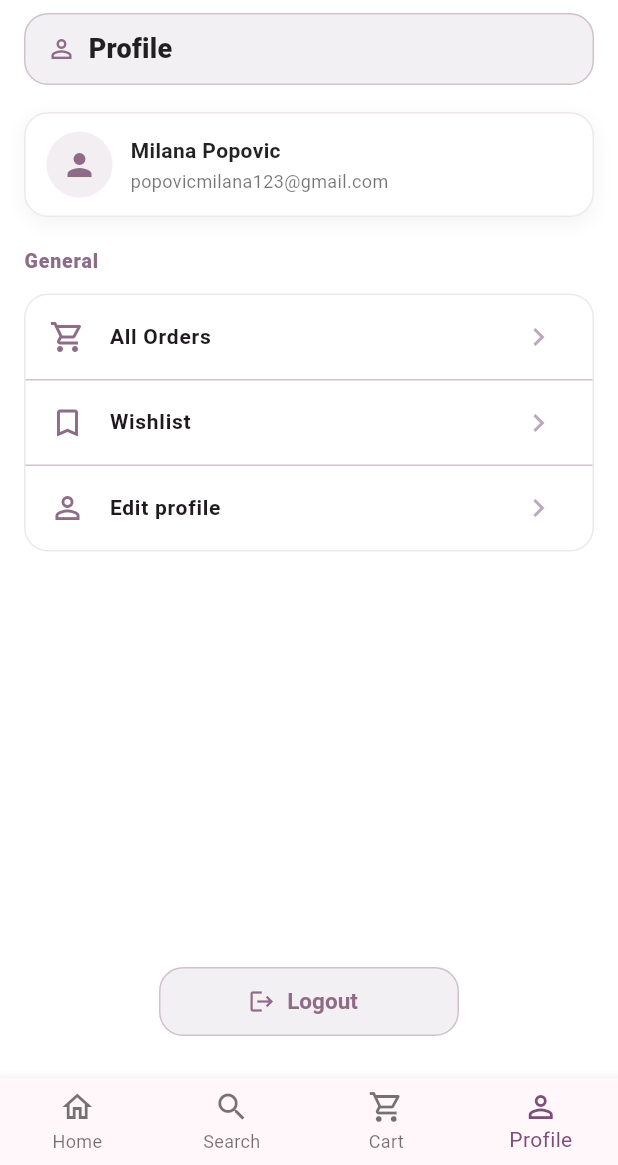
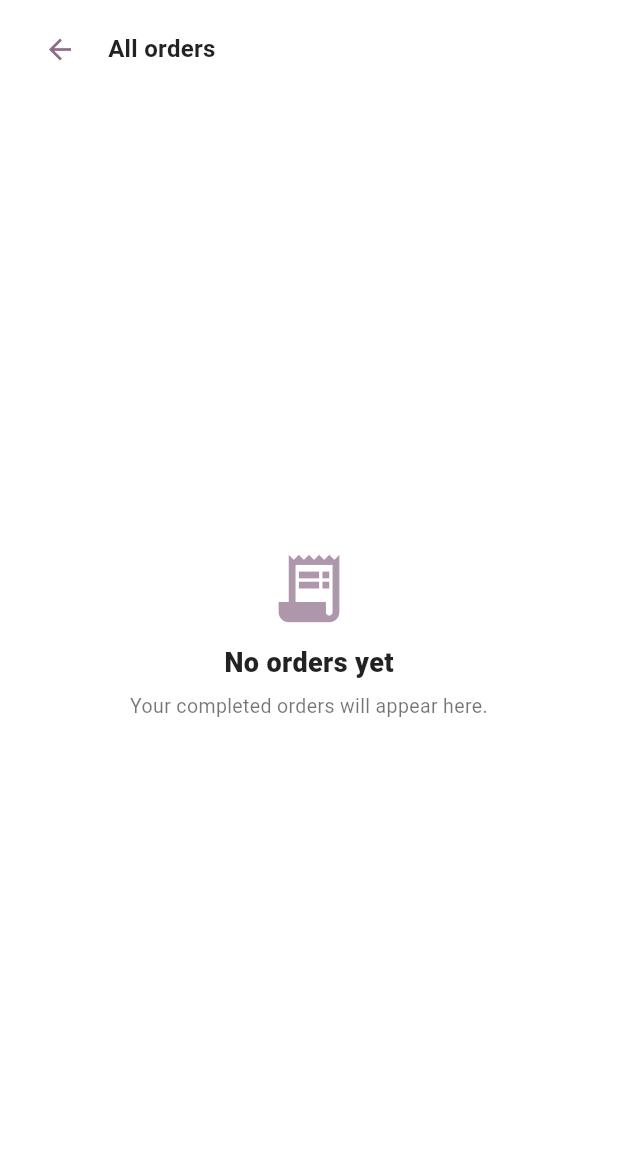
Before and after one commit to milanapopovic/MIT_projekat, a Flutter app: the screen it shows after launch, item 4 of the bottom bar chosen, after a tap on "All Orders", on a phone screen of 412 x 824 dp, the part 71-1236 px from its top. Run offline on Flutter 3.47's test engine with Material 3 defaults, Android fonts, the phone set to English and light mode, and no system bars; network calls fail.

Commit message:
Profile - Wishlist, Edit profile, Orders screen

```diff
--- /dev/null
+++ b/lib/screens/profile/orders_screen.dart
@@ -0,0 +1,134 @@
+import 'package:fashion_app1/constants/app_colors.dart';
+import 'package:fashion_app1/widgets/brand_app_bar_title.dart';
+import 'package:fashion_app1/widgets/page_header_widget.dart';
+import 'package:flutter/material.dart';
+
+class OrdersScreen extends StatelessWidget {
+  const OrdersScreen({super.key});
+
+  @override
+  Widget build(BuildContext context) {
+
+    final orders = <_OrderItem>[];
+
+    return Scaffold(
+      appBar: AppBar(
+        automaticallyImplyLeading: false,
+        elevation: 0,
+        title: const BrandAppBarTitle(title: 'Fashion Store'),
+      ),
+
+      body: Column(
+        crossAxisAlignment: CrossAxisAlignment.stretch,
+        children: [
+          const PageHeader(title: 'All orders'),
+
+          Expanded(
+            child: Padding(
+              padding: const EdgeInsets.all(16),
+              child: orders.isEmpty
+                  ? Center(
+                      child: Column(
+                        mainAxisSize: MainAxisSize.min,
+                        children: [
+                          Icon(
+                            Icons.receipt_long,
+                            size: 54,
+                            color: AppColors.brand.withAlpha(180),
+                          ),
+                          const SizedBox(height: 10),
+                          const Text(
+                            'No orders yet',
+                            style: TextStyle(
+                              fontSize: 18,
+                              fontWeight: FontWeight.w800,
+                            ),
+                          ),
+                          const SizedBox(height: 6),
+                          const Text(
+                            'Your completed orders will appear here.',
+                            style: TextStyle(
+                              fontSize: 13,
+                              color: Colors.black54,
+                            ),
+                            textAlign: TextAlign.center,
+                          ),
+                        ],
+                      ),
+                    )
+                  : ListView.separated(
+                      itemCount: orders.length,
+                      separatorBuilder: (_, __) => const SizedBox(height: 10),
+                      itemBuilder: (context, index) {
+                        final o = orders[index];
+                        return Container(
+                          padding: const EdgeInsets.all(12),
+                          decoration: BoxDecoration(
+                            color: Colors.white,
+                            borderRadius: BorderRadius.circular(16),
+                            border: Border.all(color: AppColors.brandLine),
+                            boxShadow: [
+                              BoxShadow(
+                                color: Colors.black.withAlpha(10),
+                                blurRadius: 10,
+                                offset: const Offset(0, 4),
+                              ),
+                            ],
+                          ),
+                          child: Row(
+                            children: [
+                              Icon(
+                                Icons.shopping_bag_outlined,
+                                color: AppColors.brand.withAlpha(200),
+                              ),
+                              const SizedBox(width: 12),
+                              Expanded(
+                                child: Column(
+                                  crossAxisAlignment: CrossAxisAlignment.start,
+                                  children: [
+                                    Text(
+                                      'Order #${o.orderNumber}',
+                                      style: const TextStyle(
+                                        fontSize: 14,
+                                        fontWeight: FontWeight.w800,
+                                      ),
+                                    ),
+                                    const SizedBox(height: 4),
+                                    Text(
+                                      '${o.date} • \$${o.total.toStringAsFixed(2)}',
+                                      style: const TextStyle(
+                                        fontSize: 13,
+                                        color: Colors.black54,
+                                      ),
+                                    ),
+                                  ],
+                                ),
+                              ),
+                              const Icon(
+                                Icons.chevron_right,
+                                color: Colors.black38,
+                              ),
+                            ],
+                          ),
+                        );
+                      },
+                    ),
+            ),
+          ),
+        ],
+      ),
+    );
+  }
+}
+
+class _OrderItem {
+  final String orderNumber;
+  final String date;
+  final double total;
+
+  const _OrderItem({
+    required this.orderNumber,
+    required this.date,
+    required this.total,
+  });
+}
--- /dev/null
+++ b/lib/widgets/page_header_widget.dart
@@ -0,0 +1,38 @@
+import 'package:fashion_app1/constants/app_colors.dart';
+import 'package:flutter/material.dart';
+
+class PageHeader extends StatelessWidget {
+  final String title;
+
+  const PageHeader({super.key, required this.title});
+
+  @override
+  Widget build(BuildContext context) {
+    return Padding(
+      // ⬇ NEMA prostora gore
+      padding: const EdgeInsets.fromLTRB(16, 0, 16, 12),
+      child: Row(
+        children: [
+          IconButton(
+            icon: const Icon(Icons.arrow_back),
+            iconSize: 22,
+            padding: EdgeInsets.zero, // ⬅ uklanja dodatni unutrašnji razmak
+            constraints: const BoxConstraints(), // ⬅ bitno!
+            color: AppColors.brand,
+            onPressed: () => Navigator.pop(context),
+          ),
+          const SizedBox(width: 8),
+          Text(
+            title,
+            style: const TextStyle(
+              fontSize: 16,
+              fontWeight: FontWeight.w700,
+              letterSpacing: 0.2,
+              color: Colors.black87,
+            ),
+          ),
+        ],
+      ),
+    );
+  }
+}
```
Also changed, not shown: lib/screens/auth/auth_screen.dart (+9 -3 lines), lib/screens/profile/edit_profile_screen.dart (added, +246 -0 lines), lib/screens/profile/wishlist_screen.dart (added, +88 -0 lines), lib/screens/profile_screen.dart (+26 -3 lines).
